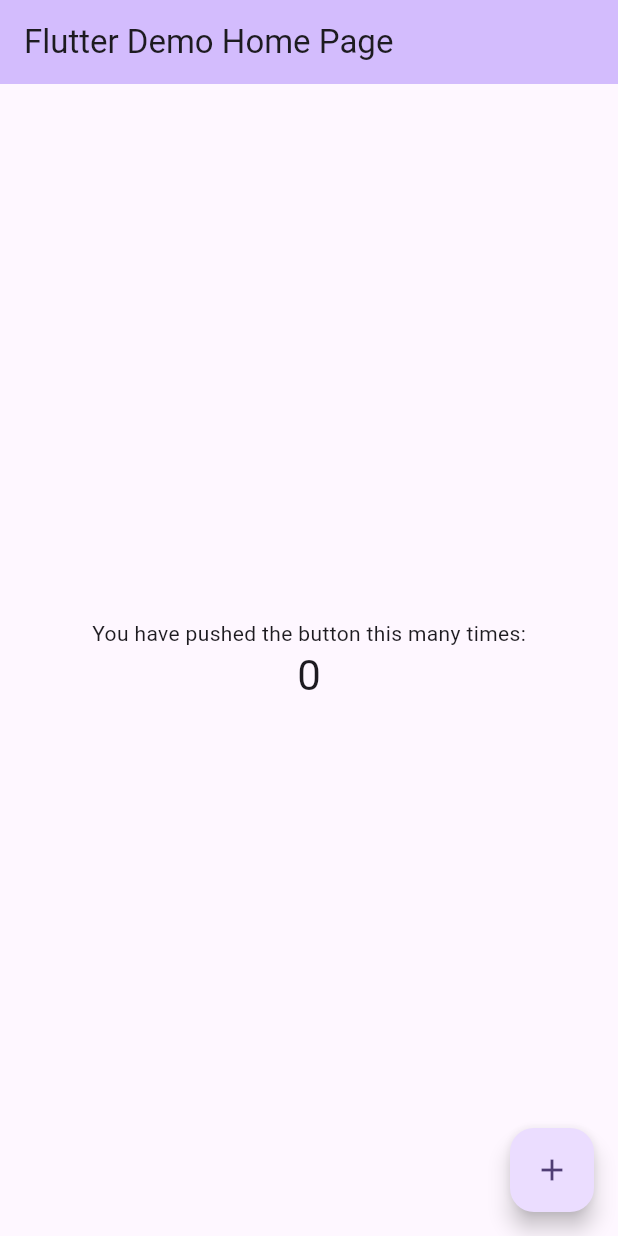
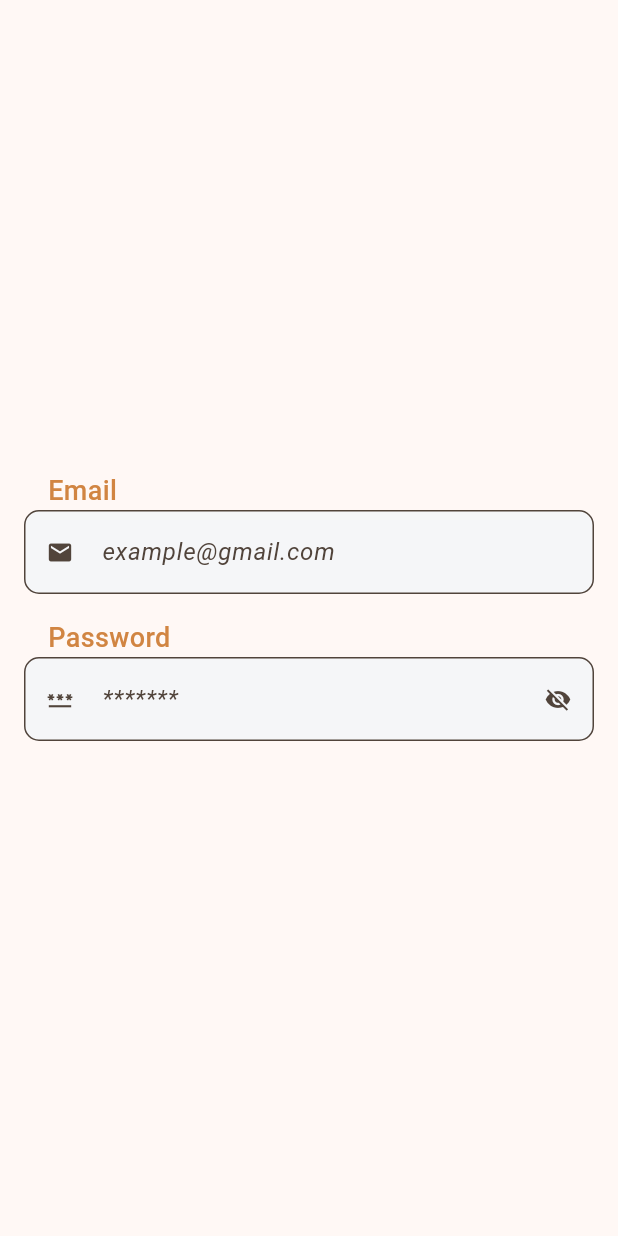
Before and after one commit to VanMeerbergenRenaud/pet4life, a Flutter app: the screen it shows after launch, on a phone screen of 412 x 824 dp. Run offline on Flutter 3.47's test engine with Material 2 defaults, Android fonts, the phone set to English and light mode, and no system bars; our stand-ins replace firebase_core; accounts and stored records are empty.

Commit message:
update of styling constante and login page starter

```diff
--- a/lib/main.dart
+++ b/lib/main.dart
@@ -1,71 +1,33 @@
 import 'package:flutter/material.dart';
+import 'package:firebase_core/firebase_core.dart';
 
-void main() {
+import 'styles/colors.dart';
+import 'screens/login_screen.dart';
+
+void main() async {
+  WidgetsFlutterBinding.ensureInitialized();
+  await Firebase.initializeApp();
+
   runApp(const MyApp());
 }
 
 class MyApp extends StatelessWidget {
   const MyApp({super.key});
 
-  // This widget is the root of your application.
   @override
   Widget build(BuildContext context) {
     return MaterialApp(
       title: 'Flutter Demo',
       theme: ThemeData(
-        colorScheme: ColorScheme.fromSeed(seedColor: Colors.deepPurple),
+        colorScheme: ColorScheme.fromSeed(
+          seedColor: kMainColor,
+          secondary: kSecondaryColor,
+          tertiary: kTertiaryColor,
+          background: kBackgroundColor,
+        ),
         useMaterial3: true,
       ),
-      home: const MyHomePage(title: 'Flutter Demo Home Page'),
+      home: LoginScreen(),
     );
   }
 }
-
-class MyHomePage extends StatefulWidget {
-  const MyHomePage({super.key, required this.title});
-
-  final String title;
-
-  @override
-  State<MyHomePage> createState() => _MyHomePageState();
-}
-
-class _MyHomePageState extends State<MyHomePage> {
-  int _counter = 0;
-
-  void _incrementCounter() {
-    setState(() {
-      _counter++;
-    });
-  }
-
-  @override
-  Widget build(BuildContext context) {
-
-    return Scaffold(
-      appBar: AppBar(
-        backgroundColor: Theme.of(context).colorScheme.inversePrimary,
-        title: Text(widget.title),
-      ),
-      body: Center(
-        child: Column(
-          mainAxisAlignment: MainAxisAlignment.center,
-          children: <Widget>[
-            const Text(
-              'You have pushed the button this many times:',
-            ),
-            Text(
-              '$_counter',
-              style: Theme.of(context).textTheme.headlineMedium,
-            ),
-          ],
-        ),
-      ),
-      floatingActionButton: FloatingActionButton(
-        onPressed: _incrementCounter,
-        tooltip: 'Increment',
-        child: const Icon(Icons.add),
-      ), // This trailing comma makes auto-formatting nicer for build methods.
-    );
-  }
-}
--- /dev/null
+++ b/lib/screens/login_screen.dart
@@ -0,0 +1,74 @@
+import 'package:flutter/material.dart';
+
+import '../styles/spacings.dart';
+import '../widgets/form/text_input.dart';
+import '../widgets/form/password_input.dart';
+import '../widgets/form/validation.dart';
+
+class LoginScreen extends StatelessWidget {
+  LoginScreen({super.key});
+
+  static const String routeName = '/login';
+
+  final _formKey = GlobalKey<FormState>();
+
+  @override
+  Widget build(BuildContext context) {
+    return Scaffold(
+        body: Column(
+          mainAxisAlignment: MainAxisAlignment.center,
+          children: [
+            Form(
+              key: _formKey,
+              child: Column(
+                crossAxisAlignment: CrossAxisAlignment.start,
+                children: [
+                  Padding(
+                    padding: const EdgeInsets.symmetric(
+                        horizontal: kHorizontalPadding),
+                    child: TextInput(
+                      prefixIcon: Icons.email,
+                      hintText: 'example@gmail.com',
+                      labelText: 'Email',
+                      validator: (value) {
+                        return validateEmail(value!);
+                      },
+                      keyboardType: TextInputType.emailAddress,
+                    ),
+                  ),
+                  Padding(
+                    padding: const EdgeInsets.symmetric(
+                        horizontal: kHorizontalPadding),
+                    child: PasswordInput(
+                      prefixIcon: Icons.password,
+                      hintText: '*******',
+                      labelText: 'Password',
+                      validator: (value) {
+                        return validatePassword(value!);
+                      },
+                    ),
+                  ),
+                  /*Padding(
+                    padding: const EdgeInsets.all(16),
+                    child: MainButton(
+                      label: 'Je me connecte',
+                      onTap: () {
+                        if (_formKey.currentState!.validate()) {
+                          ScaffoldMessenger.of(context).showSnackBar(
+                            const SnackBar(
+                              content:
+                              Text('Traitement des données en cours...'),
+                            ),
+                          );
+                        }
+                      },
+                    ),
+                  ),*/
+                ],
+              ),
+            )
+          ],
+        ),
+    );
+  }
+}
--- /dev/null
+++ b/lib/styles/colors.dart
@@ -0,0 +1,13 @@
+import 'dart:ui';
+
+const kMainColor = Color.fromRGBO(209, 133, 66, 1.0);
+const kSecondaryColor =  Color.fromRGBO(233, 163, 116, 1.0);
+const kTertiaryColor =  Color.fromRGBO(238, 194, 155, 1.0);
+
+const kBackgroundColor =   Color.fromRGBO(245, 246, 248, 1.0);
+
+const kErrorColor =   Color.fromRGBO(231, 54, 34, 1.0);
+const kValidColor =   Color.fromRGBO(9, 136, 33, 1.0);
+
+const kWhite = Color.fromRGBO(255, 255, 255, 1.0);
+const kBlack = Color.fromRGBO(0, 2, 34, 1.0);
--- /dev/null
+++ b/lib/styles/images.dart
@@ -0,0 +1,5 @@
+
+const kLogoSize = 44.0;
+const kProfileSize = 108.0;
+const kProfileSizeSmall = kProfileSize * .8;
+const kLogoRatioPercentage = 0.16;
--- /dev/null
+++ b/lib/widgets/form/password_input.dart
@@ -0,0 +1,52 @@
+import 'package:flutter/material.dart';
+
+import 'text_input.dart';
+
+class PasswordInput extends StatefulWidget {
+  final IconData prefixIcon;
+  final String hintText;
+  final String labelText;
+  final FormFieldValidator<String> validator;
+  final ValueChanged<String>? onChanged;
+
+  const PasswordInput({
+    Key? key,
+    required this.prefixIcon,
+    required this.hintText,
+    required this.labelText,
+    required this.validator,
+    this.onChanged,
+  }) : super(key: key);
+
+  @override
+  _PasswordInputState createState() => _PasswordInputState();
+}
+
+class _PasswordInputState extends State<PasswordInput> {
+  bool _obscureText = true;
+
+  @override
+  Widget build(BuildContext context) {
+    return Column(
+      crossAxisAlignment: CrossAxisAlignment.start,
+      children: [
+        TextInput(
+          labelText: widget.labelText,
+          hintText: widget.hintText,
+          prefixIcon: widget.prefixIcon,
+          validator: widget.validator,
+          obscureText: _obscureText,
+          suffixIcon: IconButton(
+            icon:
+            Icon(_obscureText ? Icons.visibility_off : Icons.visibility),
+            onPressed: () {
+              setState(() {
+                _obscureText = !_obscureText;
+              });
+            },
+          ),
+        ),
+      ],
+    );
+  }
+}
--- /dev/null
+++ b/lib/widgets/form/text_input.dart
@@ -0,0 +1,94 @@
+import 'package:flutter/material.dart';
+
+import '../../styles/colors.dart';
+import '../../styles/font.dart';
+import '../../styles/spacings.dart';
+
+@immutable
+class TextInput extends StatelessWidget {
+  final IconData prefixIcon;
+  final String hintText;
+  final String? tooltipMessage;
+  final String labelText;
+  final bool obscureText;
+  final TextInputType keyboardType;
+  final Widget? suffixIcon;
+  final FormFieldValidator<String> validator;
+
+  final String? initialValue;
+  final ValueChanged<String>? onChanged;
+
+  const TextInput({
+    super.key,
+    required this.prefixIcon,
+    required this.hintText,
+    required this.labelText,
+    required this.validator,
+
+    this.keyboardType = TextInputType.text,
+    this.obscureText = false,
+    this.suffixIcon,
+    this.tooltipMessage,
+
+    this.onChanged,
+    this.initialValue,
+  });
+
+  @override
+  Widget build(BuildContext context) {
+    const double borderRadius = 10.0;
+
+    return Column(
+      crossAxisAlignment: CrossAxisAlignment.start,
+      children: [
+        Padding(
+            padding: const EdgeInsets.only(left: kHorizontalPadding),
+            child: tooltipMessage != null
+                ? Tooltip(
+              height: 30,
+              message: tooltipMessage,
+              child: Row(
+                children: [
+                  Text(
+                    labelText,
+                    style: kLabelStyle,
+                  ),
+                  const Icon(
+                    Icons.info_outline,
+                    color: kMainColor,
+                    size: kInfoIconSize,
+                  )
+                ],
+              ),
+            )
+                : Text(
+              labelText,
+              style: kLabelStyle,
+            )),
+        TextFormField(
+          keyboardType: keyboardType,
+          obscureText: obscureText,
+          validator: validator,
+          decoration: InputDecoration(
+            isDense: true,
+            contentPadding: const EdgeInsets.symmetric(horizontal: kHorizontalPadding, vertical: kVerticalPadding),
+            prefixIcon: Icon(prefixIcon),
+            suffixIcon: suffixIcon,
+            border: const OutlineInputBorder(
+              borderRadius: BorderRadius.all(Radius.circular(borderRadius)),
+            ),
+            filled: true,
+            fillColor: kBackgroundColor,
+            floatingLabelBehavior: FloatingLabelBehavior.always,
+            hintText: hintText,
+            errorStyle: kErrorStyle,
+            hintStyle: kHintStyle,
+          ),
+        ),
+        const SizedBox(
+          height: kVerticalPadding,
+        )
+      ],
+    );
+  }
+}
```
Also changed, not shown: lib/routes.dart (added, +7 -0 lines), lib/screens/home_screen.dart (added, +16 -0 lines), lib/styles/font.dart (added, +104 -0 lines), lib/styles/others.dart (added, +10 -0 lines), lib/styles/spacings.dart (added, +16 -0 lines), lib/widgets/form/validation.dart (added, +35 -0 lines), pubspec.yaml (+9 -4 lines), assets/icons/apple.jpg (added), assets/img/apple.jpg (added), pubspec.lock, 5 other files.
